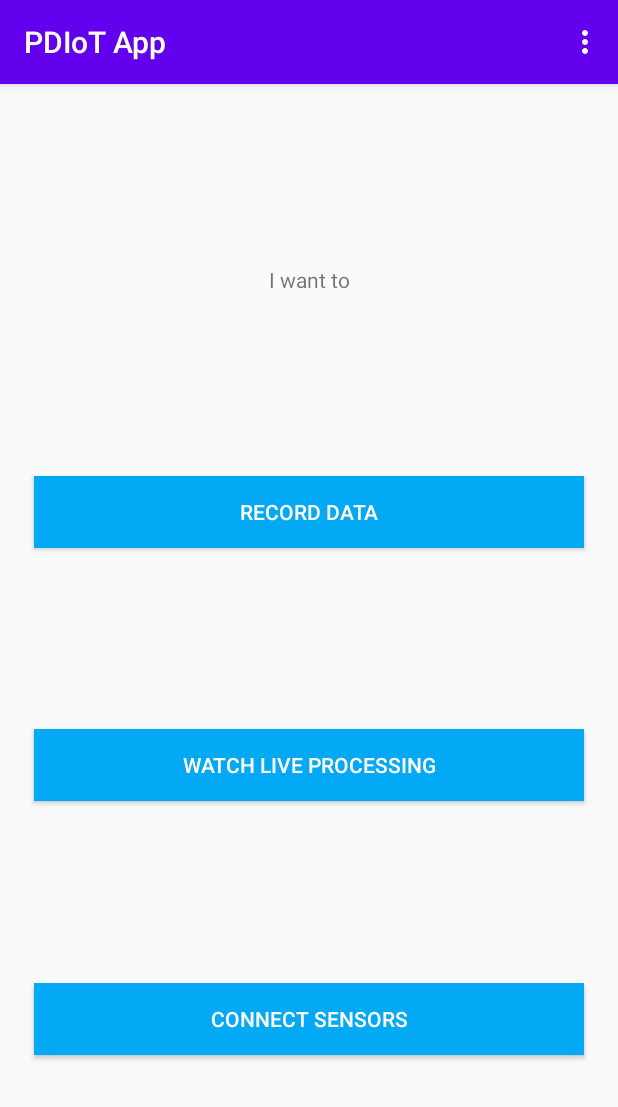
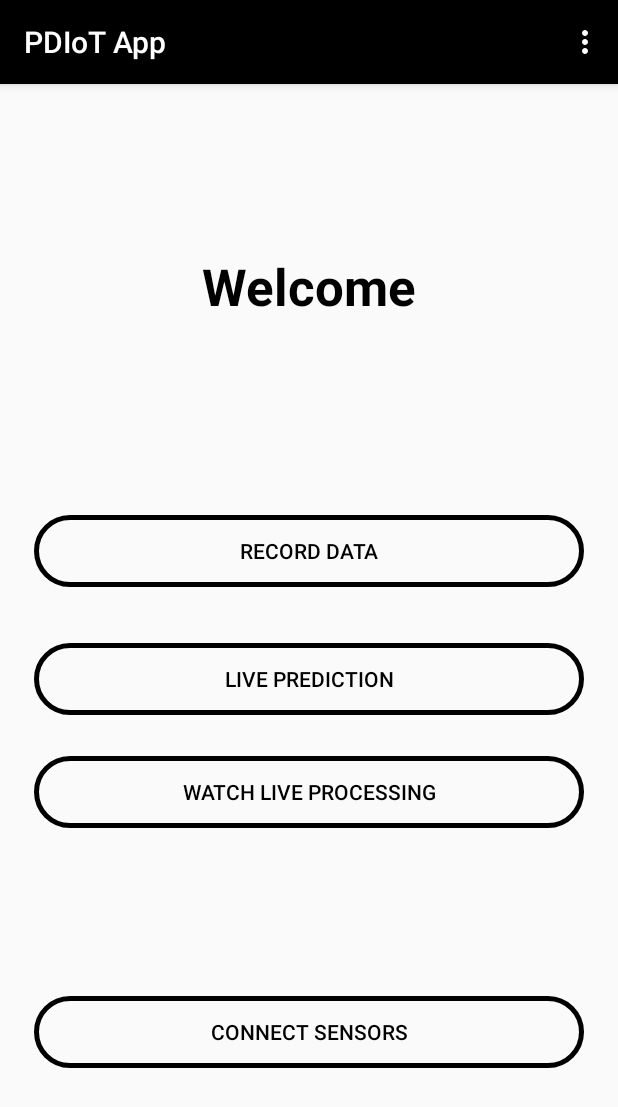
Before and after one commit to Zheng-Lu/PDIoTApp, an Android app: the MainActivity screen opened directly, with no data from a screen before it, on a phone screen of 412 x 824 dp. Shown: the top 1107 px of the screen. Run offline under Robolectric (Android 15) with nearby library versions, the phone set to English and light mode, and no system bars.

Commit message:
Simple UI beta version update

```diff
--- a/app/src/main/AndroidManifest.xml
+++ b/app/src/main/AndroidManifest.xml
@@ -78,6 +78,9 @@
             android:name=".RecordingActivity"
             android:screenOrientation="portrait" />
         <activity
+            android:name=".prediction.PredictionActivity"
+            android:screenOrientation="portrait" />
+        <activity
             android:name=".MainActivity"
             android:screenOrientation="portrait">
             <intent-filter>
--- /dev/null
+++ b/app/src/main/res/drawable/rounded_button.xml
@@ -0,0 +1,11 @@
+<?xml version="1.0" encoding="utf-8"?>
+<shape xmlns:android="http://schemas.android.com/apk/res/android">
+    <!-- Rounded corners -->
+    <corners android:radius="128dp" />
+
+    <!-- Transparent fill -->
+    <solid android:color="@android:color/transparent" />
+
+    <!-- Black outline -->
+    <stroke android:color="@android:color/black" android:width="3dp"/>
+</shape>
--- a/app/src/main/res/layout/activity_main.xml
+++ b/app/src/main/res/layout/activity_main.xml
@@ -13,57 +13,89 @@
 
         <TextView
             android:id="@+id/textView2"
-            android:layout_width="wrap_content"
-            android:layout_height="wrap_content"
+            android:layout_width="155dp"
+            android:layout_height="63dp"
             android:layout_marginTop="100px"
-            android:text="I want to"
+            android:text="Welcome"
+            android:textAlignment="center"
+            android:textAppearance="@style/TextAppearance.AppCompat.Large"
+            android:textColor="@android:color/black"
+            android:textSize="34sp"
+            android:textStyle="bold"
+            app:layout_constraintBottom_toTopOf="@+id/record_button"
             app:layout_constraintEnd_toEndOf="parent"
             app:layout_constraintStart_toStartOf="parent"
-            app:layout_constraintTop_toTopOf="parent"
-            app:layout_constraintBottom_toTopOf="@+id/record_button"/>
+            app:layout_constraintTop_toTopOf="parent" />
+
+<!--Original -->
+<!--        <Button-->
+<!--            android:id="@+id/record_button"-->
+<!--            android:layout_width="550px"-->
+<!--            android:layout_height="wrap_content"-->
+<!--            android:layout_marginTop="100px"-->
+<!--            android:background="#03A9F4"-->
+<!--            android:text="Record data"-->
+<!--            android:textColor="#FFFFFF"-->
+<!--            app:layout_constraintBottom_toTopOf="@+id/live_button"-->
+<!--            app:layout_constraintEnd_toEndOf="parent"-->
+<!--            app:layout_constraintStart_toStartOf="parent"-->
+<!--            app:layout_constraintTop_toBottomOf="@+id/textView2" />-->
 
         <Button
             android:id="@+id/record_button"
             android:layout_width="550px"
             android:layout_height="wrap_content"
             android:layout_marginTop="100px"
-            android:background="#03A9F4"
+            android:background="@drawable/rounded_button"
             android:text="Record data"
-            android:textColor="#FFFFFF"
+            android:textColor="@android:color/black"
+            app:layout_constraintBottom_toTopOf="@+id/live_button"
             app:layout_constraintEnd_toEndOf="parent"
             app:layout_constraintStart_toStartOf="parent"
+            app:layout_constraintTop_toBottomOf="@+id/textView2" />
+
+        <Button
+            android:id="@+id/prediction_button"
+            android:layout_width="550px"
+            android:layout_height="wrap_content"
+            android:layout_marginTop="100px"
+            android:background="@drawable/rounded_button"
+            android:text="LIVE PREDICTION"
+            android:textColor="@android:color/black"
+            app:layout_constraintBottom_toTopOf="@+id/live_button"
+            app:layout_constraintEnd_toEndOf="parent"
+            app:layout_constraintHorizontal_bias="0.502"
+            app:layout_constraintStart_toStartOf="parent"
             app:layout_constraintTop_toBottomOf="@+id/textView2"
-            app:layout_constraintBottom_toTopOf="@+id/live_button"/>
-
+            app:layout_constraintVertical_bias="0.83" />
 
         <Button
             android:id="@+id/live_button"
             android:layout_width="550px"
             android:layout_height="wrap_content"
             android:layout_marginTop="100px"
-            android:background="#03A9F4"
+            android:background="@drawable/rounded_button"
             android:text="Watch live processing"
-            android:textColor="#FFFFFF"
+            android:textColor="@android:color/black"
+            app:layout_constraintBottom_toTopOf="@+id/ble_button"
             app:layout_constraintEnd_toEndOf="parent"
             app:layout_constraintStart_toStartOf="parent"
-            app:layout_constraintTop_toBottomOf="@+id/record_button"
-            app:layout_constraintBottom_toTopOf="@+id/ble_button"/>
+            app:layout_constraintTop_toBottomOf="@+id/record_button" />
 
 
         <Button
             android:id="@+id/ble_button"
             android:layout_width="550px"
             android:layout_height="wrap_content"
-            android:text="Connect sensors"
             android:layout_marginTop="100px"
             android:layout_marginBottom="100px"
-            android:background="#03A9F4"
-            android:textColor="#FFFFFF"
-            app:layout_constraintTop_toBottomOf="@+id/live_button"
+            android:background="@drawable/rounded_button"
+            android:text="Connect sensors"
+            android:textColor="@android:color/black"
+            app:layout_constraintBottom_toBottomOf="parent"
             app:layout_constraintEnd_toEndOf="parent"
             app:layout_constraintStart_toStartOf="parent"
-            app:layout_constraintBottom_toBottomOf="parent"
-            />
+            app:layout_constraintTop_toBottomOf="@+id/live_button" />
 
     </androidx.constraintlayout.widget.ConstraintLayout>
 
--- a/app/src/main/res/values/colors.xml
+++ b/app/src/main/res/values/colors.xml
@@ -1,7 +1,7 @@
 <?xml version="1.0" encoding="utf-8"?>
 <resources>
-    <color name="colorPrimary">#6200EE</color>
-    <color name="colorPrimaryDark">#3700B3</color>
+    <color name="colorPrimary">#000000</color>
+    <color name="colorPrimaryDark">#000000</color>
     <color name="colorAccent">#03DAC5</color>
 
     <!-- Chart colors -->
```
